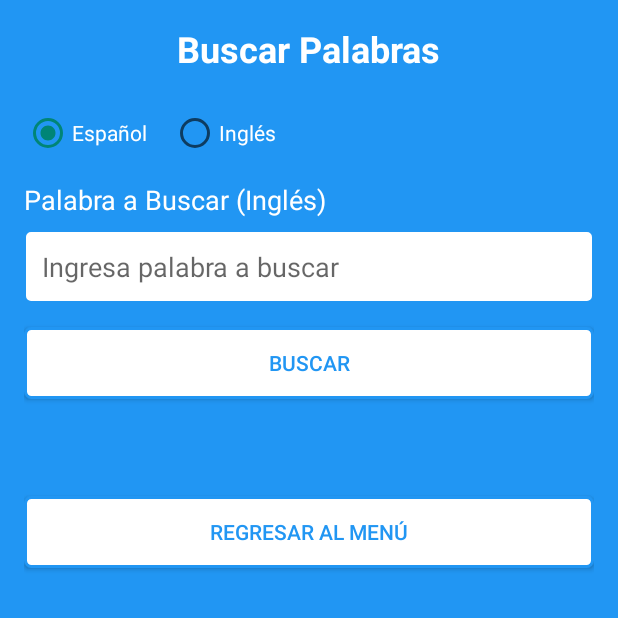
After one commit to IDGS-903-22001447/IntroKotlin, an Android app built with Jetpack Compose: the BuscarActivity screen opened directly, with no data from a screen before it, on a phone screen of 412 x 824 dp, the top half of it. The commit adds this screen. Run offline under Robolectric (Android 15) with nearby library versions, the phone set to English and light mode, and no system bars.

Commit message:
Practica Diccionario

```diff
--- /dev/null
+++ b/app/src/main/java/com/paulina/introkotlin903/PracticaDiccionario/BuscarActivity.kt
@@ -0,0 +1,116 @@
+package com.paulina.introkotlin903.PracticaDiccionario
+
+import android.os.Bundle
+import android.widget.*
+import androidx.appcompat.app.AlertDialog
+import androidx.appcompat.app.AppCompatActivity
+import java.io.BufferedReader
+import java.io.File
+import java.io.FileReader
+import com.paulina.introkotlin903.R
+class BuscarActivity : AppCompatActivity() {
+
+    private lateinit var rgIdioma: RadioGroup
+    private lateinit var rbEspanol: RadioButton
+    private lateinit var rbIngles: RadioButton
+    private lateinit var tvPalabraBuscar: TextView
+    private lateinit var etPalabraBuscar: EditText
+    private lateinit var btnBuscar: Button
+    private lateinit var tvResultado: TextView
+    private lateinit var btnRegresar: Button
+
+    override fun onCreate(savedInstanceState: Bundle?) {
+        super.onCreate(savedInstanceState)
+        setContentView(R.layout.activity_buscar)
+
+
+        rgIdioma = findViewById(R.id.rgIdioma)
+        rbEspanol = findViewById(R.id.rbEspanol)
+        rbIngles = findViewById(R.id.rbIngles)
+        tvPalabraBuscar = findViewById(R.id.tvPalabraBuscar)
+        etPalabraBuscar = findViewById(R.id.etPalabraBuscar)
+        btnBuscar = findViewById(R.id.btnBuscar)
+        tvResultado = findViewById(R.id.tvResultado)
+        btnRegresar = findViewById(R.id.btnRegresar)
+
+
+        rgIdioma.setOnCheckedChangeListener { _, checkedId ->
+            when (checkedId) {
+                R.id.rbEspanol -> tvPalabraBuscar.text = "Palabra a Buscar (Inglés)"
+                R.id.rbIngles -> tvPalabraBuscar.text = "Palabra a Buscar (Español)"
+            }
+        }
+ btnBuscar.setOnClickListener {
+            buscarPalabra()
+        }
+
+
+        btnRegresar.setOnClickListener {
+            finish()
+        }
+    }
+
+    private fun buscarPalabra() {
+        val palabraABuscar = etPalabraBuscar.text.toString().trim()
+
+        if (palabraABuscar.isEmpty()) {
+            Toast.makeText(this, "Por favor ingresa una palabra", Toast.LENGTH_SHORT).show()
+            return
+        }
+
+        val buscarEnEspanol = rbEspanol.isChecked
+        val resultado = buscarEnArchivo(palabraABuscar, buscarEnEspanol)
+
+        if (resultado.isNotEmpty()) {
+            tvResultado.text = resultado
+        } else {
+            mostrarAlertaNoEncontrado()
+            tvResultado.text = ""
+        }
+    }
+
+    private fun buscarEnArchivo(palabra: String, buscarEnEspanol: Boolean): String {
+        val file = File(filesDir, "diccionario.txt")
+        if (!file.exists()) {
+            return ""
+        }
+
+        val reader = BufferedReader(FileReader(file))
+        var line: String?
+
+        while (reader.readLine().also { line = it } != null) {
+            val partes = line?.split(",")
+            if (partes?.size == 2) {
+                val espanol = partes[0].trim()
+                val ingles = partes[1].trim()
+
+                if (buscarEnEspanol) {
+
+                    if (ingles.equals(palabra, ignoreCase = true)) {
+                        reader.close()
+                        return espanol
+                    }
+                } else {
+
+                    if (espanol.equals(palabra, ignoreCase = true)) {
+                        reader.close()
+                        return ingles
+                    }
+                }
+            }
+        }
+        reader.close()
+        return ""
+    }
+
+    private fun mostrarAlertaNoEncontrado() {
+        AlertDialog.Builder(this)
+            .setTitle("No encontrado")
+            .setMessage("La palabra no existe en el diccionario")
+            .setPositiveButton("Aceptar") { dialog, _ ->
+                dialog.dismiss()
+            }
+            .create()
+            .show()
+    }
+}
--- a/app/src/main/java/com/paulina/introkotlin903/practica4/ActivityArchivos.kt
+++ b/app/src/main/java/com/paulina/introkotlin903/practica4/ActivityArchivos.kt
@@ -50,9 +50,7 @@ class ActivityArchivos : AppCompatActivity() {
                 e.printStackTrace()
             }
         }
-        btnBorrar.setOnClickListener {
 
-        }
         ViewCompat.setOnApplyWindowInsetsListener(findViewById(R.id.main)) { v, insets ->
             val systemBars = insets.getInsets(WindowInsetsCompat.Type.systemBars())
             v.setPadding(systemBars.left, systemBars.top, systemBars.right, systemBars.bottom)
--- /dev/null
+++ b/app/src/main/res/drawable/button_border.xml
@@ -0,0 +1,9 @@
+<?xml version="1.0" encoding="utf-8"?>
+<shape xmlns:android="http://schemas.android.com/apk/res/android"
+    android:shape="rectangle">
+    <solid android:color="#FFFFFF" />
+    <stroke
+        android:width="2dp"
+        android:color="#2196F3" />
+    <corners android:radius="4dp" />
+</shape>
--- /dev/null
+++ b/app/src/main/res/drawable/edittext_border.xml
@@ -0,0 +1,9 @@
+<?xml version="1.0" encoding="utf-8"?>
+<shape xmlns:android="http://schemas.android.com/apk/res/android"
+    android:shape="rectangle">
+    <solid android:color="#FFFFFF" />
+    <stroke
+        android:width="1dp"
+        android:color="#2196F3" />
+    <corners android:radius="4dp" />
+</shape>
--- /dev/null
+++ b/app/src/main/res/layout/activity_buscar.xml
@@ -0,0 +1,92 @@
+<?xml version="1.0" encoding="utf-8"?>
+<LinearLayout xmlns:android="http://schemas.android.com/apk/res/android"
+    xmlns:app="http://schemas.android.com/apk/res-auto"
+    xmlns:tools="http://schemas.android.com/tools"
+    android:id="@+id/main"
+    android:layout_width="match_parent"
+    android:layout_height="match_parent"
+    android:orientation="vertical"
+    android:padding="16dp"
+    android:background="#2196F3"
+    tools:context=".PracticaDiccionario.BuscarActivity">
+
+    <TextView
+        android:layout_width="wrap_content"
+        android:layout_height="wrap_content"
+        android:text="Buscar Palabras"
+        android:textSize="24sp"
+        android:textColor="#FFFFFF"
+        android:textStyle="bold"
+        android:layout_gravity="center"
+        android:layout_marginBottom="24dp"/>
+
+    <RadioGroup
+        android:id="@+id/rgIdioma"
+        android:layout_width="match_parent"
+        android:layout_height="wrap_content"
+        android:orientation="horizontal"
+        android:layout_marginBottom="16dp">
+
+        <RadioButton
+            android:id="@+id/rbEspanol"
+            android:layout_width="wrap_content"
+            android:layout_height="wrap_content"
+            android:text="Español"
+            android:textColor="#FFFFFF"
+            android:checked="true"/>
+
+        <RadioButton
+            android:id="@+id/rbIngles"
+            android:layout_width="wrap_content"
+            android:layout_height="wrap_content"
+            android:text="Inglés"
+            android:textColor="#FFFFFF"
+            android:layout_marginLeft="16dp"/>
+    </RadioGroup>
+
+    <TextView
+        android:id="@+id/tvPalabraBuscar"
+        android:layout_width="wrap_content"
+        android:layout_height="wrap_content"
+        android:text="Palabra a Buscar (Inglés)"
+        android:textColor="#FFFFFF"
+        android:textSize="18sp"
+        android:layout_marginBottom="8dp"/>
+
+    <EditText
+        android:id="@+id/etPalabraBuscar"
+        android:layout_width="match_parent"
+        android:layout_height="wrap_content"
+        android:hint="Ingresa palabra a buscar"
+        android:background="@drawable/edittext_border"
+        android:padding="12dp"
+        android:layout_marginBottom="16dp"/>
+
+    <Button
+        android:id="@+id/btnBuscar"
+        android:layout_width="match_parent"
+        android:layout_height="wrap_content"
+        android:text="Buscar"
+        android:background="@drawable/button_border"
+        android:textColor="#2196F3"
+        android:layout_marginBottom="24dp"/>
+
+    <TextView
+        android:id="@+id/tvResultado"
+        android:layout_width="match_parent"
+        android:layout_height="wrap_content"
+        android:text=""
+        android:textColor="#FFFFFF"
+        android:textSize="18sp"
+        android:gravity="center"
+        android:layout_marginBottom="16dp"/>
+
+    <Button
+        android:id="@+id/btnRegresar"
+        android:layout_width="match_parent"
+        android:layout_height="wrap_content"
+        android:text="Regresar al Menú"
+        android:background="@drawable/button_border"
+        android:textColor="#2196F3"/>
+
+</LinearLayout>
--- a/app/src/main/res/layout/activity_menu.xml
+++ b/app/src/main/res/layout/activity_menu.xml
@@ -37,4 +37,10 @@
         android:layout_height="wrap_content"
         android:text="Ejemplo4" />
 
+    <Button
+        android:id="@+id/btn6"
+        android:layout_width="match_parent"
+        android:layout_height="wrap_content"
+        android:text="Diccionario" />
+
 </LinearLayout>
```
Also changed, not shown: app/src/main/AndroidManifest.xml (+9 -0 lines), app/src/main/java/com/paulina/introkotlin903/MenuActivity.kt (+11 -0 lines), app/src/main/java/com/paulina/introkotlin903/PracticaDiccionario/AgregarActivity.kt (added, +83 -0 lines), app/src/main/java/com/paulina/introkotlin903/PracticaDiccionario/Diccionario.kt (added, +43 -0 lines), app/src/main/java/com/paulina/introkotlin903/ejemplo/Cinepolis.kt (+5 -9 lines), app/src/main/res/layout/activity_agregar.xml (added, +74 -0 lines), app/src/main/res/layout/activity_diccionario.xml (added, +43 -0 lines).
